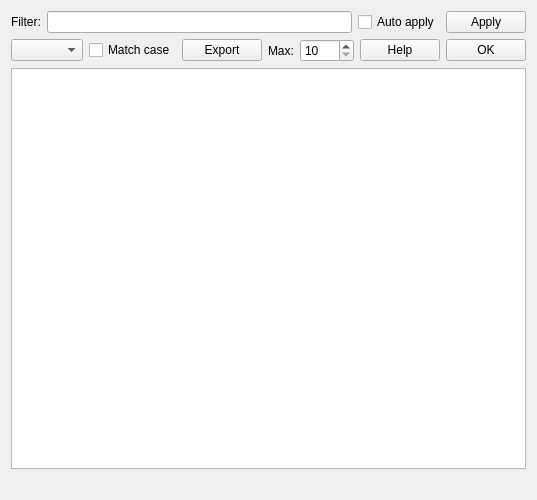
Before: the Qt Designer form src/ui/dictheadwords.ui in xiaoyifang/goldendict-ng, drawn with Qt 5.
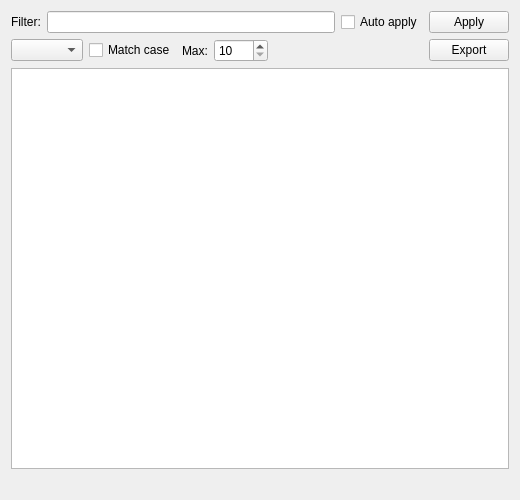
After: the same form once the commit is applied.

Commit message: feat: remove Help and OK buttons, move Export button to right in headwords dialog

The edit to the form file:
```diff
--- a/src/ui/dictheadwords.ui
+++ b/src/ui/dictheadwords.ui
@@ -80,19 +80,6 @@
        </property>
       </widget>
      </item>
-     <item>
-      <widget class="QPushButton" name="exportButton">
-       <property name="toolTip">
-        <string>Exports headwords to file</string>
-       </property>
-       <property name="text">
-        <string>Export</string>
-       </property>
-       <property name="autoDefault">
-        <bool>false</bool>
-       </property>
-      </widget>
-     </item>
      <item>
       <widget class="QLabel" name="label_2">
        <property name="toolTip">
@@ -133,19 +120,12 @@
       </spacer>
      </item>
      <item>
-      <widget class="QPushButton" name="helpButton">
-       <property name="text">
-        <string>Help</string>
+      <widget class="QPushButton" name="exportButton">
+       <property name="toolTip">
+        <string>Exports headwords to file</string>
        </property>
-       <property name="autoDefault">
-        <bool>false</bool>
-       </property>
-      </widget>
-     </item>
-     <item>
-      <widget class="QPushButton" name="OKButton">
        <property name="text">
-        <string>OK</string>
+        <string>Export</string>
        </property>
        <property name="autoDefault">
         <bool>false</bool>
```
Left out of the diff: 3 changed lines with no effect on the pictures.
